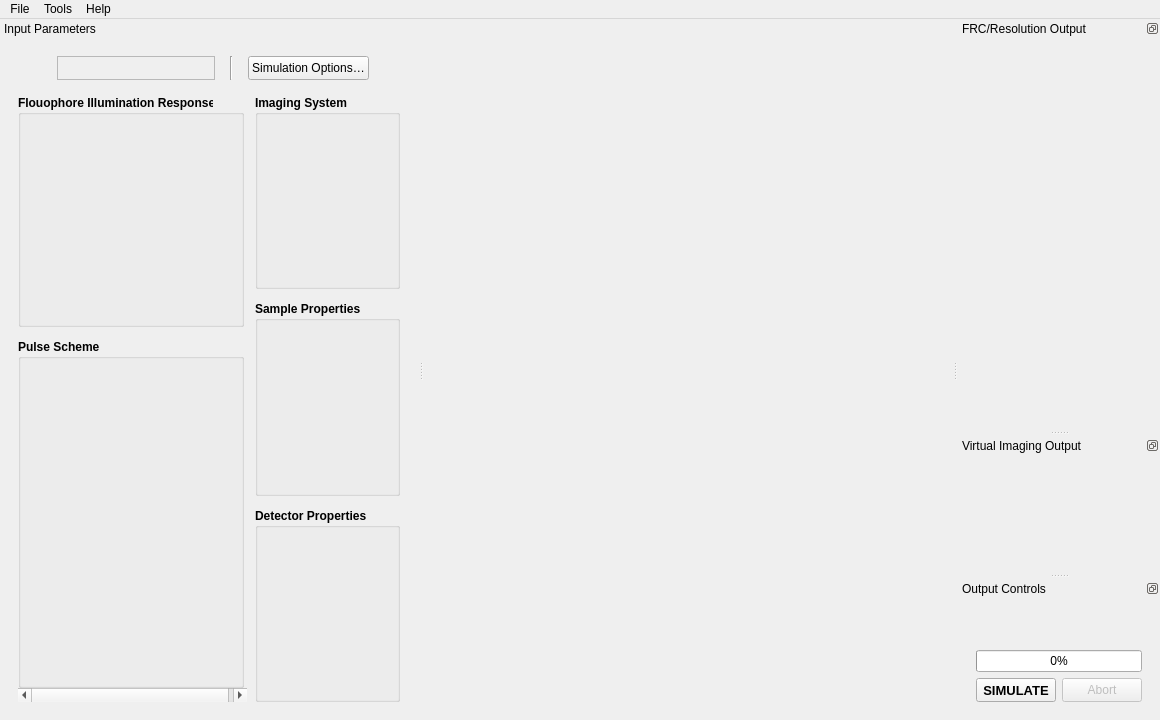
Qt form frcpredict/ui/main/main_window_w.ui (Bodeeen/Resolution_prediction_software) before a commit.
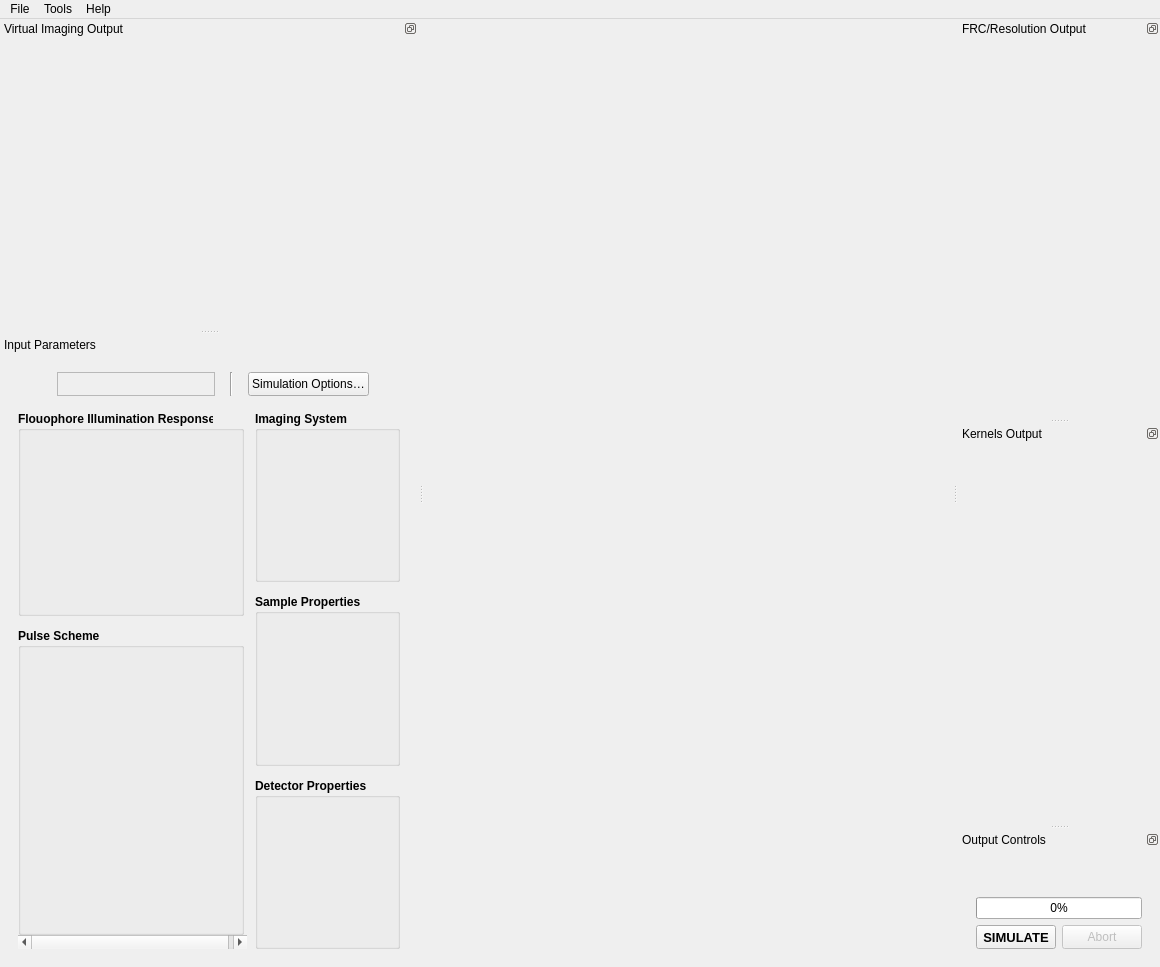
The same form after that commit. Custom widgets are drawn as their Qt base class.

Commit message: feat: widget for displaying/exporting 2D kernels (#31)

```diff
--- a/frcpredict/ui/main/main_window_w.ui
+++ b/frcpredict/ui/main/main_window_w.ui
@@ -7,7 +7,7 @@
     <x>0</x>
     <y>0</y>
     <width>1160</width>
-    <height>720</height>
+    <height>967</height>
    </rect>
   </property>
   <property name="minimumSize">
@@ -84,7 +84,47 @@
       <number>18</number>
      </property>
      <item row="1" column="0">
-      <widget class="FrcResultsWidget" name="frcResults" native="true">
+      <widget class="FrcResultsWidget" name="outFrcResults" native="true">
+       <property name="minimumSize">
+        <size>
+         <width>0</width>
+         <height>300</height>
+        </size>
+       </property>
+      </widget>
+     </item>
+    </layout>
+   </widget>
+  </widget>
+  <widget class="QDockWidget" name="dckKernelResults">
+   <property name="features">
+    <set>QDockWidget::DockWidgetFloatable|QDockWidget::DockWidgetMovable</set>
+   </property>
+   <property name="allowedAreas">
+    <set>Qt::LeftDockWidgetArea|Qt::RightDockWidgetArea</set>
+   </property>
+   <property name="windowTitle">
+    <string>Kernels Output</string>
+   </property>
+   <attribute name="dockWidgetArea">
+    <number>2</number>
+   </attribute>
+   <widget class="QWidget" name="dckKernelContents">
+    <layout class="QGridLayout" name="gridLayout_6">
+     <property name="leftMargin">
+      <number>18</number>
+     </property>
+     <property name="topMargin">
+      <number>18</number>
+     </property>
+     <property name="rightMargin">
+      <number>18</number>
+     </property>
+     <property name="bottomMargin">
+      <number>18</number>
+     </property>
+     <item row="0" column="0">
+      <widget class="KernelResultsWidget" name="outKernelResults" native="true">
        <property name="minimumSize">
         <size>
          <width>0</width>
@@ -113,7 +153,7 @@
     <string>Virtual Imaging Output</string>
    </property>
    <attribute name="dockWidgetArea">
-    <number>2</number>
+    <number>1</number>
    </attribute>
    <widget class="QWidget" name="dockWidgetContents_3">
     <layout class="QGridLayout" name="gridLayout_9">
@@ -283,7 +323,7 @@
               <x>0</x>
               <y>0</y>
               <width>219</width>
-              <height>579</height>
+              <height>707</height>
              </rect>
             </property>
             <layout class="QVBoxLayout" name="verticalLayout" stretch="2,3">
@@ -373,7 +413,7 @@
               <x>0</x>
               <y>0</y>
               <width>143</width>
-              <height>596</height>
+              <height>724</height>
              </rect>
             </property>
             <layout class="QVBoxLayout" name="verticalLayout_5">
@@ -738,6 +778,12 @@
    <header>frcpredict.ui</header>
    <container>1</container>
   </customwidget>
+  <customwidget>
+   <class>KernelResultsWidget</class>
+   <extends>QWidget</extends>
+   <header>frcpredict.ui</header>
+   <container>1</container>
+  </customwidget>
  </customwidgets>
  <resources/>
  <connections/>
```
Left out of the diff: 4 changed lines with no effect on the pictures. The commit also changes 16 other files.
